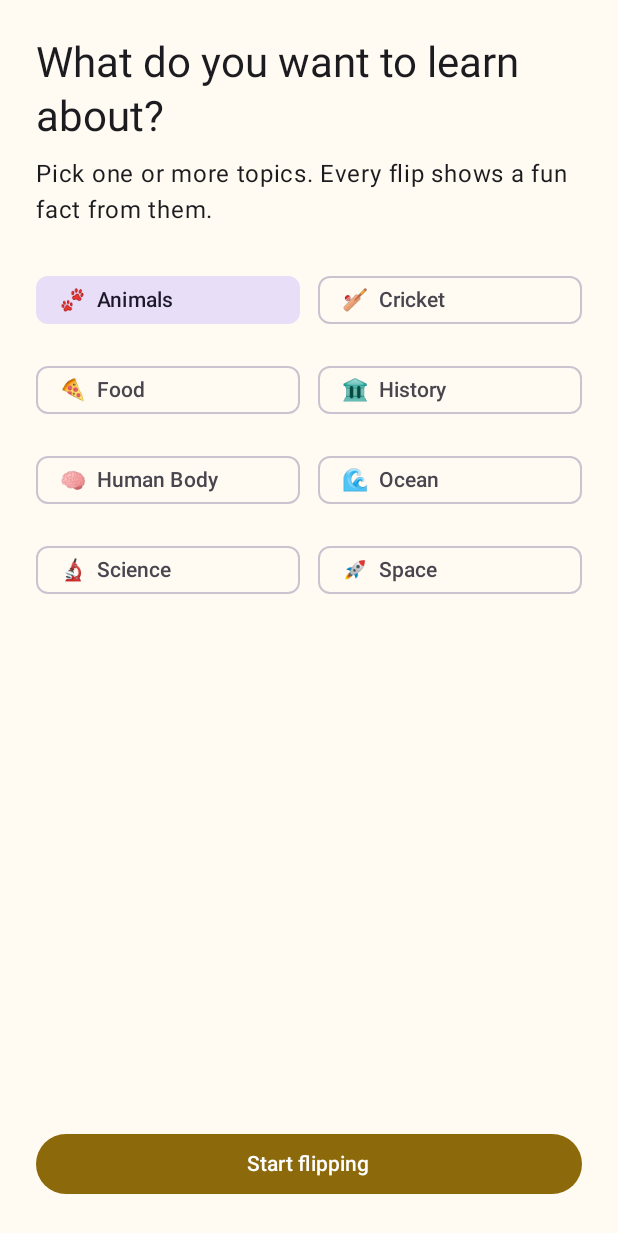
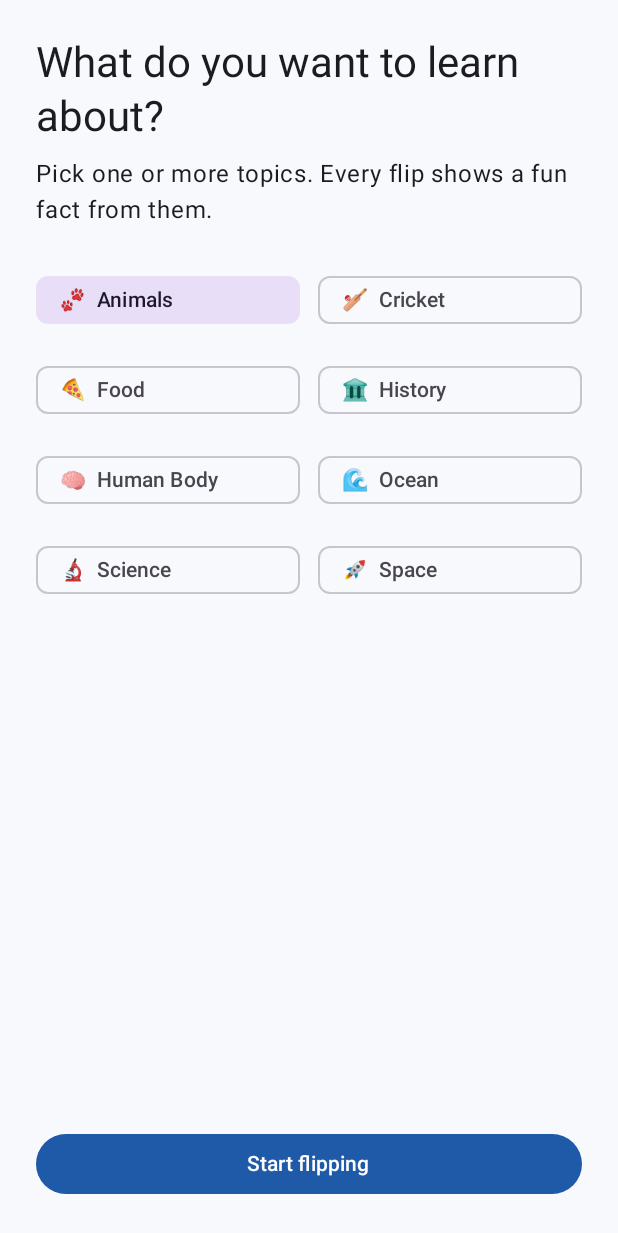
Before and after one commit to pika047/CoinFlip, an Android app built with Jetpack Compose: the screen it shows after launch (MainActivity), after a tap on an icon or button, on a phone screen of 412 x 824 dp. Shown: the top 1233 px of the screen. Run offline under Robolectric (Android 15) with nearby library versions, the phone set to English and light mode, and no system bars; our stand-ins replace Dagger/Hilt's generated code.

Commit message:
Make Topics a dropdown and switch the theme from gold to blue
The Topics button on the flip screen is now an outlined "Topics ▾" button
that opens a dropdown of checkable topics with a Save item, replacing the
bottom sheet. The selection is still a draft until Save, as before.

The Material colour scheme's primary and secondary colours move from gold
to blue in light and dark mode, so buttons, checkboxes and chips are blue.

Co-Authored-By: Claude Opus 5.5 <noreply@anthropic.com>
Claude-Session: https://claude.ai/code/session_0147tCEeC7yp2MnTeUZ7WTRQ

```diff
--- a/core/designsystem/src/main/kotlin/com/flipcoin/core/designsystem/theme/Color.kt
+++ b/core/designsystem/src/main/kotlin/com/flipcoin/core/designsystem/theme/Color.kt
@@ -2,8 +2,9 @@ package com.flipcoin.core.designsystem.theme
 
 import androidx.compose.ui.graphics.Color
 
-internal val CoinGold = Color(0xFFD4A017)
-internal val CoinGoldDark = Color(0xFF8C6A0B)
+internal val Blue = Color(0xFF1E5AA8)
+internal val BlueLight = Color(0xFF8AB4F8)
+internal val BlueDeep = Color(0xFF0B2A52)
 internal val Ink = Color(0xFF1C1B1F)
-internal val Paper = Color(0xFFFFFBF2)
-internal val NightSky = Color(0xFF14121A)
+internal val Paper = Color(0xFFF7F9FC)
+internal val NightSky = Color(0xFF12161D)
--- a/core/designsystem/src/main/kotlin/com/flipcoin/core/designsystem/theme/Theme.kt
+++ b/core/designsystem/src/main/kotlin/com/flipcoin/core/designsystem/theme/Theme.kt
@@ -7,8 +7,8 @@ import androidx.compose.material3.lightColorScheme
 import androidx.compose.runtime.Composable
 
 private val LightColors = lightColorScheme(
-    primary = CoinGoldDark,
-    secondary = CoinGold,
+    primary = Blue,
+    secondary = BlueLight,
     background = Paper,
     surface = Paper,
     onBackground = Ink,
@@ -16,8 +16,9 @@ private val LightColors = lightColorScheme(
 )
 
 private val DarkColors = darkColorScheme(
-    primary = CoinGold,
-    secondary = CoinGoldDark,
+    primary = BlueLight,
+    onPrimary = BlueDeep,
+    secondary = Blue,
     background = NightSky,
     surface = NightSky,
 )
--- a/feature/flip/src/main/res/values/strings.xml
+++ b/feature/flip/src/main/res/values/strings.xml
@@ -7,7 +7,6 @@
     <string name="flip_result_tails">It\'s tails!</string>
     <string name="flip_count">Flips: %1$d</string>
     <string name="flip_topics_button">Topics</string>
-    <string name="flip_topics_title">Choose your topics</string>
     <string name="flip_topics_save">Save</string>
     <string name="flip_no_facts">No facts found for your topics.</string>
 </resources>
```
Also changed, not shown: feature/flip/src/main/kotlin/com/flipcoin/feature/flip/FlipScreen.kt (+17 -12 lines), feature/flip/src/main/kotlin/com/flipcoin/feature/flip/TopicPickerSheet.kt (deleted, +0 -45 lines), feature/flip/src/main/kotlin/com/flipcoin/feature/flip/TopicsDropdown.kt (added, +56 -0 lines).
